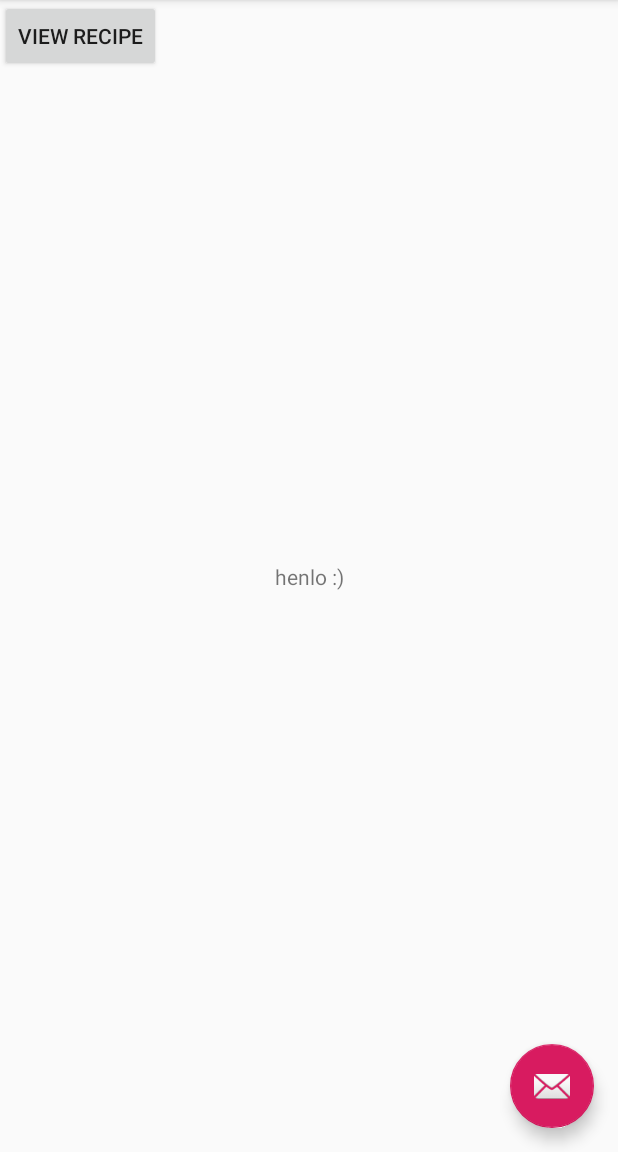
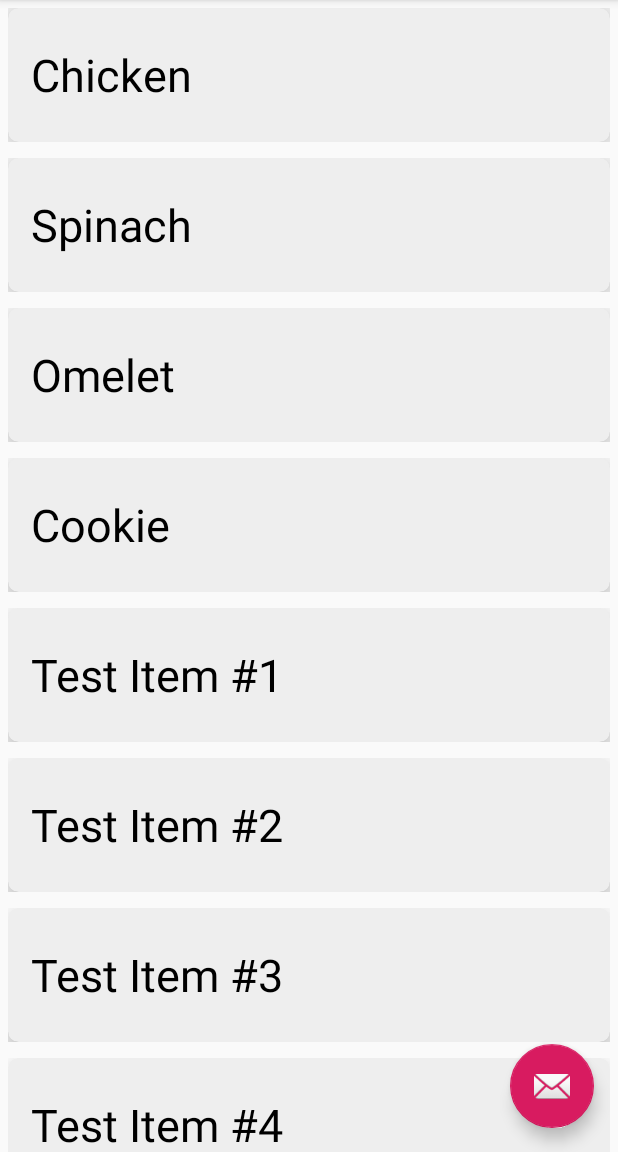
Before and after one commit to jameswklassen/cook-eBook, an Android app: the screen it shows after launch (MainActivity), on a phone screen of 412 x 824 dp, the part 84-1236 px from its top. Run offline under Robolectric (Android 15) with nearby library versions, the phone set to English and light mode, and no system bars.

Commit message:
Add necessary dependencies for the recipe list
Specifically, card view and recyclerview.

```diff
--- a/app/build.gradle
+++ b/app/build.gradle
@@ -23,6 +23,13 @@ dependencies {
     implementation 'com.android.support:appcompat-v7:28.0.0'
     implementation 'com.android.support.constraint:constraint-layout:1.1.3'
     implementation 'com.android.support:design:28.0.0'
+
+    //Recycler view
+    implementation 'com.android.support:recyclerview-v7:28.0.0'
+
+    //Card view
+    implementation 'com.android.support:cardview-v7:28.0.0'
+
     testImplementation 'junit:junit:4.12'
     androidTestImplementation 'com.android.support.test:runner:1.0.2'
     androidTestImplementation 'com.android.support.test.espresso:espresso-core:3.0.2'
--- a/app/src/main/java/com/cook_ebook/presentation/MainActivity.java
+++ b/app/src/main/java/com/cook_ebook/presentation/MainActivity.java
@@ -4,7 +4,10 @@ import android.os.Bundle;
 import android.support.design.widget.FloatingActionButton;
 import android.support.design.widget.Snackbar;
 import android.support.v7.app.AppCompatActivity;
+import android.support.v7.widget.LinearLayoutManager;
+import android.support.v7.widget.RecyclerView;
 import android.support.v7.widget.Toolbar;
+import android.util.Log;
 import android.view.View;
 import android.view.Menu;
 import android.view.MenuItem;
@@ -12,7 +15,14 @@ import android.content.Intent;
 
 import com.cook_ebook.R;
 
+import java.util.ArrayList;
+import java.util.List;
+
 public class MainActivity extends AppCompatActivity {
+    private static final String TAG = "MainActivity";
+
+    //Temporary variables until we have database placeholders merged in
+    private List<String> rNames = new ArrayList<>();
 
     @Override
     protected void onCreate(Bundle savedInstanceState) {
@@ -29,6 +39,8 @@ public class MainActivity extends AppCompatActivity {
                         .setAction("Action", null).show();
             }
         });
+
+        addTestNames();
     }
 
     @Override
@@ -36,11 +48,6 @@ public class MainActivity extends AppCompatActivity {
         // Inflate the menu; this adds items to the action bar if it is present.
         getMenuInflater().inflate(R.menu.menu_main, menu);
         return true;
-    }
-
-    public void viewRecipe(View v){
-        Intent myIntent = new Intent(getBaseContext(), SingleRecipe.class);
-        startActivity(myIntent);
     }
 
     public void addRecipe(){
@@ -72,4 +79,29 @@ public class MainActivity extends AppCompatActivity {
 
         return super.onOptionsItemSelected(item);
     }
+
+    private void addTestNames() {
+        rNames.add("Chicken");
+        rNames.add("Spinach");
+        rNames.add("Omelet");
+        rNames.add("Cookie");
+
+        for(int i = 0; i < 100; i++)
+        {
+            rNames.add("Test Item #" + (i+1));
+        }
+
+
+        initRecyclerView();
+    }
+
+    private void initRecyclerView() {
+        Log.d(TAG, "InitRecyclerView: init recycler view.");
+
+        RecyclerView recyclerView = findViewById(R.id.recycleView);
+        RecyclerViewAdapter adapter = new RecyclerViewAdapter(rNames, this);
+
+        recyclerView.setAdapter(adapter);
+        recyclerView.setLayoutManager(new LinearLayoutManager(this));
+    }
 }
--- /dev/null
+++ b/app/src/main/java/com/cook_ebook/presentation/RecyclerViewAdapter.java
@@ -0,0 +1,72 @@
+package com.cook_ebook.presentation;
+
+import android.content.Context;
+import android.content.Intent;
+import android.support.annotation.NonNull;
+import android.support.v7.widget.RecyclerView;
+import android.util.Log;
+import android.view.LayoutInflater;
+import android.view.View;
+import android.view.ViewGroup;
+import android.widget.RelativeLayout;
+import android.widget.TextView;
+
+import com.cook_ebook.R;
+
+import java.util.ArrayList;
+import java.util.List;
+
+public class RecyclerViewAdapter extends RecyclerView.Adapter<RecyclerViewAdapter.ViewHolder> {
+
+    private static final String TAG = "RecyclerViewAdapter";
+
+    private List<String> recipeNames;
+    private Context _context;
+
+    public RecyclerViewAdapter(List<String> recipeNames, Context context) {
+        this.recipeNames = recipeNames;
+        this._context = context;
+    }
+
+    @NonNull
+    @Override
+    public ViewHolder onCreateViewHolder(@NonNull ViewGroup viewGroup, int i) {
+        View view = LayoutInflater.from(viewGroup.getContext()).inflate(R.layout.listitem_layout, viewGroup, false);
+        ViewHolder viewHolder = new ViewHolder(view);
+
+        return viewHolder;
+    }
+
+    @Override
+    public void onBindViewHolder(@NonNull ViewHolder viewHolder, final int i) {
+        Log.d(TAG, "onBindViewHolder: called.");
+
+        viewHolder.recipeName.setText(recipeNames.get(i));
+        viewHolder.parent.setOnClickListener(new View.OnClickListener() {
+            @Override
+            public void onClick(View view) {
+                Intent myIntent = new Intent(_context, SingleRecipe.class);
+                myIntent.putExtra("recipeTitle", recipeNames.get(i));
+
+                _context.startActivity(myIntent, myIntent.getExtras());
+            }
+        });
+    }
+
+    @Override
+    public int getItemCount() {
+        return recipeNames.size();
+    }
+
+    public class ViewHolder extends RecyclerView.ViewHolder {
+        TextView recipeName;
+        RelativeLayout parent;
+
+        public ViewHolder(@NonNull View itemView) {
+            super(itemView);
+
+            recipeName = itemView.findViewById(R.id.recipe_name);
+            parent = itemView.findViewById(R.id.parent_relative_layout);
+        }
+    }
+}
--- a/app/src/main/java/com/cook_ebook/presentation/SingleRecipe.java
+++ b/app/src/main/java/com/cook_ebook/presentation/SingleRecipe.java
@@ -1,6 +1,7 @@
 package com.cook_ebook.presentation;
 
 import android.os.Bundle;
+import android.support.design.widget.CollapsingToolbarLayout;
 import android.support.design.widget.FloatingActionButton;
 import android.support.design.widget.Snackbar;
 import android.support.v7.app.AppCompatActivity;
@@ -14,6 +15,8 @@ public class SingleRecipe extends AppCompatActivity implements View.OnClickListe
     private FloatingActionButton favourite_btn;
     private boolean favourite = false;
 
+    private Bundle extras;
+
     @Override
     protected void onCreate(Bundle savedInstanceState) {
         super.onCreate(savedInstanceState);
@@ -24,6 +27,11 @@ public class SingleRecipe extends AppCompatActivity implements View.OnClickListe
         favourite_btn = findViewById(R.id.fav_button);
         favourite_btn.setOnClickListener(this);
         getSupportActionBar().setDisplayHomeAsUpEnabled(true);
+
+        extras = getIntent().getExtras();
+
+        CollapsingToolbarLayout layout = findViewById(R.id.toolbar_layout);
+        layout.setTitle(extras.getString("recipeTitle"));
     }
 
     @Override
--- a/app/src/main/res/layout/activity_single_recipe.xml
+++ b/app/src/main/res/layout/activity_single_recipe.xml
@@ -13,7 +13,9 @@
         android:layout_width="match_parent"
         android:layout_height="@dimen/single_header_height"
         android:fitsSystemWindows="true"
-        android:theme="@style/AppTheme.AppBarOverlay">
+        android:theme="@style/AppTheme.AppBarOverlay"
+        >
+
 
         <android.support.design.widget.CollapsingToolbarLayout
             android:id="@+id/toolbar_layout"
--- a/app/src/main/res/layout/content_main.xml
+++ b/app/src/main/res/layout/content_main.xml
@@ -1,5 +1,5 @@
 <?xml version="1.0" encoding="utf-8"?>
-<android.support.constraint.ConstraintLayout xmlns:android="http://schemas.android.com/apk/res/android"
+<LinearLayout xmlns:android="http://schemas.android.com/apk/res/android"
     xmlns:app="http://schemas.android.com/apk/res-auto"
     xmlns:tools="http://schemas.android.com/tools"
     android:layout_width="match_parent"
@@ -8,22 +8,10 @@
     tools:context=".presentation.MainActivity"
     tools:showIn="@layout/activity_main">
 
-    <Button
-        android:id="@+id/button3"
-        android:layout_width="wrap_content"
-        android:layout_height="wrap_content"
-        android:onClick="viewRecipe"
-        android:text="@string/view_recipe"
-        tools:layout_editor_absoluteX="246dp"
-        tools:layout_editor_absoluteY="314dp" />
+    <android.support.v7.widget.RecyclerView
+        android:layout_width="match_parent"
+        android:layout_height="match_parent"
+        android:id="@+id/recycleView">
+    </android.support.v7.widget.RecyclerView>
 
-    <TextView
-        android:layout_width="wrap_content"
-        android:layout_height="wrap_content"
-        android:text="henlo :)"
-        app:layout_constraintBottom_toBottomOf="parent"
-        app:layout_constraintLeft_toLeftOf="parent"
-        app:layout_constraintRight_toRightOf="parent"
-        app:layout_constraintTop_toTopOf="parent" />
-
-</android.support.constraint.ConstraintLayout>
+</LinearLayout>
--- /dev/null
+++ b/app/src/main/res/layout/listitem_layout.xml
@@ -0,0 +1,36 @@
+<?xml version="1.0" encoding="utf-8"?>
+<RelativeLayout xmlns:android="http://schemas.android.com/apk/res/android"
+    android:layout_width="match_parent"
+    android:layout_height="100dp"
+    xmlns:app="http://schemas.android.com/apk/res-auto"
+    android:padding="5dp"
+    android:id="@+id/parent_relative_layout">
+
+    <android.support.v7.widget.CardView
+        android:layout_width="match_parent"
+        android:layout_height="match_parent"
+        app:cardElevation="15dp"
+        app:cardCornerRadius="7dp"
+        app:cardBackgroundColor="#eee"
+        >
+
+        <TextView
+            android:layout_width="wrap_content"
+            android:layout_height="wrap_content"
+            android:layout_alignParentLeft="true"
+            android:layout_gravity="center_vertical"
+            android:layout_marginLeft="15dp"
+
+            android:text="Canada!!!"
+
+            android:textSize="30sp"
+            android:textColor="#000"
+
+            android:id="@+id/recipe_name"
+            />
+
+    </android.support.v7.widget.CardView>
+
+
+
+</RelativeLayout>
```
